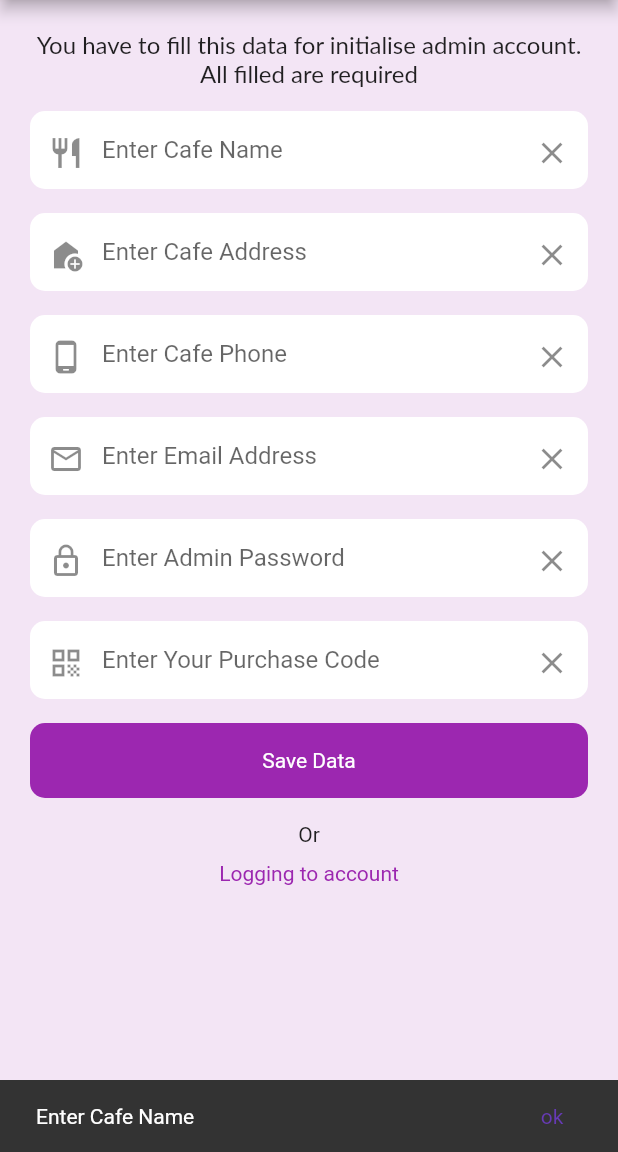
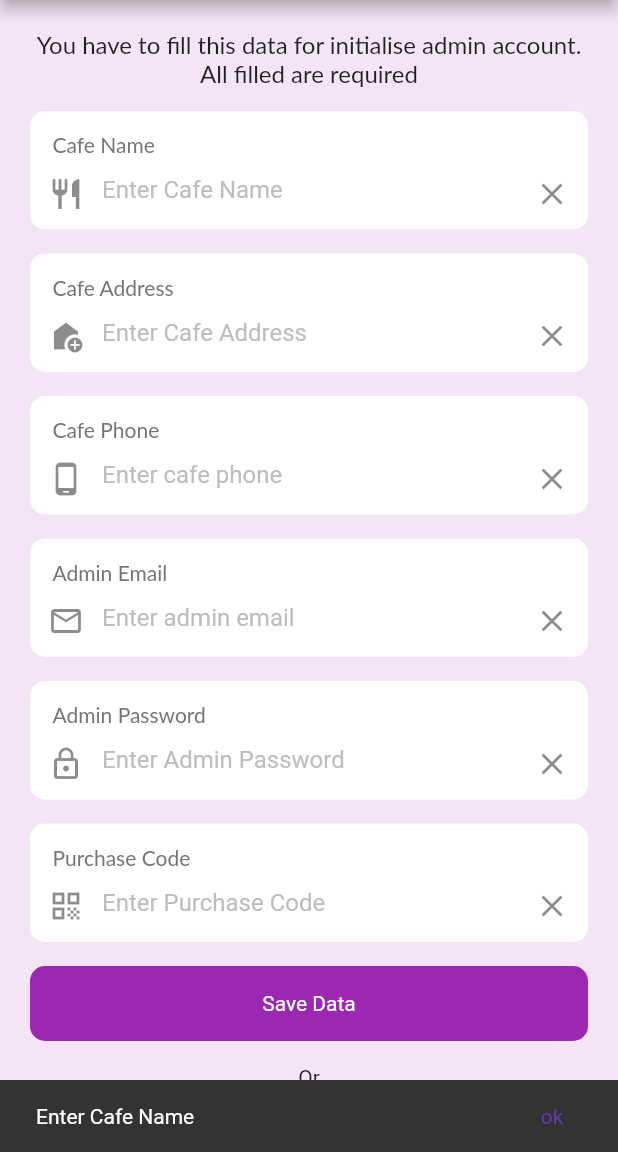
Before and after one commit to jakariya0dev/cafe21, a Flutter app: the FirstAdmin screen opened directly, after a tap on "Save Data", on a phone screen of 412 x 824 dp, the part 84-1236 px from its top. Run offline on Flutter 3.47's test engine with Material 2 defaults, Android fonts, the phone set to English and light mode, and no system bars; our stand-ins replace cloud_firestore, connectivity_plus, firebase_auth, firebase_core, shared_preferences; missing offline and left inert: blue_thermal_printer; accounts and stored records are empty.

Commit message:
working on cafe details

```diff
--- a/lib/controller/admin_dashboard_controller.dart
+++ b/lib/controller/admin_dashboard_controller.dart
@@ -223,7 +223,8 @@ class AdminDashboardController {
   }
 
   getAppUserData() async {
-    await db.collection('app_users').get().then((value) {
+    allAppUserData.clear();
+    await db.collection('app-users').get().then((value) {
       for (var doc in value.docs) {
         allAppUserData.add({
           'user-email': doc['user-email'],
--- a/lib/controller/app_user_controller.dart
+++ b/lib/controller/app_user_controller.dart
@@ -4,6 +4,21 @@ import 'package:cafe21/model/data.dart';
 class AppUserController{
 
   var db = FirebaseFirestore.instance;
+
+  addNewUser(Map user) async {
+    bool isSuccessful = false;
+    await db.collection('app-users').doc(user['user-email']).set({
+      'user-email': user['user-email'],
+      'user-password': user['user-password'],
+      'user-role': user['user-role'],
+    }).then((value) {
+      isSuccessful = true;
+    }, onError: (e) {
+      isSuccessful = false;
+      print(e);
+    });
+    return isSuccessful;
+  }
 
   deleteUser(index) async {
 
@@ -16,7 +31,27 @@ class AppUserController{
     });
     return isSuccessful;
   }
-  updateUser(index){
-    print('ud: $index');
+
+  /*
+  * Intentionally we didn't direct update here
+  * First we add new doc and then delete old one
+  * this is why, we login user via doc name which is user email
+  * */
+
+  updateUser({required Map newUser, required String oldEmail}) async {
+    bool isSuccessful = false;
+    await db.collection('app-users').doc(newUser['user-email']).set({
+      'user-email': newUser['user-email'],
+      'user-password': newUser['user-password'],
+      'user-role': newUser['user-role']
+    }).then((value) async {
+      isSuccessful = true;
+      await db.collection('app-users').doc(oldEmail).delete();
+    }, onError: (e) {
+      isSuccessful = false;
+      print(e);
+    });
+
+    return isSuccessful;
   }
 }
--- a/lib/controller/dashboard_controller.dart
+++ b/lib/controller/dashboard_controller.dart
@@ -93,11 +93,11 @@ class DashboardController{
 
   getCafeDetails() async {
 
-    var data = await db.collection('cafe_details').doc('admin').get() ;
+    var data = await db.collection('cafe-details').doc('admin').get() ;
 
     // cafeDetails = jsonDecode(data.toString());
 
-    cafeDetails.addAll({
+    cafeDetailsData.addAll({
       'admin-email' : data['admin-email'],
       'admin-password' : data['admin-password'],
       'cafe-address' : data['cafe-address'],
@@ -105,8 +105,6 @@ class DashboardController{
       'cafe-phone' : data['cafe-phone'],
       'purchase-code' : data['purchase-code'],
     });
-    print(data.id);
-    print(data['admin-email']);
 
   }
 
--- a/lib/model/data.dart
+++ b/lib/model/data.dart
@@ -10,4 +10,4 @@ List allFoodsData = [];
 List allWaiterData = [];
 List allCategoryData = [];
 List allAppUserData = [];
-Map<String, dynamic> cafeDetails = {};
+Map<String, dynamic> cafeDetailsData = {};
--- a/lib/views/admin/admin_dashboard.dart
+++ b/lib/views/admin/admin_dashboard.dart
@@ -54,16 +54,16 @@ class _AdminDashboardState extends State<AdminDashboard> {
             child: bottomNavIndex ==4 ? null : MaterialButton(
               onPressed: () {
                 if(bottomNavIndex==0){
-                  Navigator.push(context, MaterialPageRoute(builder: (context) => AddFoodPage(index: bottomNavIndex)));
+                  Navigator.pushReplacement(context, MaterialPageRoute(builder: (context) => AddFoodPage(index: bottomNavIndex)));
                 }
                 else if(bottomNavIndex==1){
                    Navigator.pushReplacement(context, MaterialPageRoute(builder: (context) => AddCategoryPage(index: bottomNavIndex)));
                 }
                 else if(bottomNavIndex==2){
-                   Navigator.push(context, MaterialPageRoute(builder: (context) => AddWaiterPage(index: bottomNavIndex)));
+                   Navigator.pushReplacement(context, MaterialPageRoute(builder: (context) => AddWaiterPage(index: bottomNavIndex)));
                 }
                 else if(bottomNavIndex==3){
-                  Navigator.push(context, MaterialPageRoute(builder: (context) => const AddUser()));
+                  Navigator.pushReplacement(context, MaterialPageRoute(builder: (context) => const AddUser()));
                 }
                 else{}
               },
--- a/lib/views/dashboard_page.dart
+++ b/lib/views/dashboard_page.dart
@@ -330,7 +330,7 @@ class _DashBoardState extends State<DashBoard> {
           UserAccountsDrawerHeader(
             currentAccountPicture: const CircleAvatar(child: Text('Logo')),
             accountName: Text(userRole.toString()),
-            accountEmail: Text(cafeDetails['cafe-name']),
+            accountEmail: Text('cafe-name'), //cafeDetails[
           ),
           Expanded(
             child: ListView(
--- a/lib/views/first_admin.dart
+++ b/lib/views/first_admin.dart
@@ -1,11 +1,9 @@
 import 'package:cafe21/controller/common_function.dart';
 import 'package:cafe21/views/dashboard_page.dart';
 import 'package:cafe21/views/login_page.dart';
-import 'package:cloud_firestore/cloud_firestore.dart';
 import 'package:flutter/material.dart';
 import 'package:shared_preferences/shared_preferences.dart';
-
-import '../controller/first_admin_controller.dart';
+import 'package:cafe21/controller/first_admin_controller.dart';
 
 class FirstAdmin extends StatefulWidget {
   const FirstAdmin({Key? key}) : super(key: key);
@@ -51,7 +49,7 @@ class _FirstAdminState extends State<FirstAdmin> {
           PopupMenuButton(
             onSelected: (value){
               if(value.toString().contains('log-in')){
-                Navigator.push(context, MaterialPageRoute(builder: (context) => const LoginPage()));
+                Navigator.pushReplacement(context, MaterialPageRoute(builder: (context) => const LoginPage()));
               }
             },
             itemBuilder: (context) {
@@ -76,10 +74,24 @@ class _FirstAdminState extends State<FirstAdmin> {
               Container(
                 padding: containerPadding,
                 decoration: containerDecoration,
-                child: TextField(
+                child: Column(
+                  crossAxisAlignment: CrossAxisAlignment.start,
+                  children: [
+                    Padding(
+                      padding: const EdgeInsets.only(left: 15, top: 10),
+                      child: Text(
+                        'Cafe Name',
+                        style: TextStyle(
+                            fontFamily: 'Lato',
+                            fontSize: 14,
+                            color: Colors.grey.shade600),
+                      ),
+                    ),
+                    TextField(
                       controller: cafeNameController,
                       decoration: InputDecoration(
                           hintText: 'Enter Cafe Name',
+                          hintStyle: TextStyle(color: Colors.grey.shade400),
                           border: InputBorder.none,
                           prefixIcon: const Icon(Icons.restaurant),
                           suffixIcon: InkWell(
@@ -89,15 +101,31 @@ class _FirstAdminState extends State<FirstAdmin> {
                               },
                               child: const Icon(Icons.clear))),
                     ),
+                  ],
+                ),
               ),
               SizedBox(height: containerGap),
               Container(
                 padding: containerPadding,
                 decoration: containerDecoration,
-                child: TextField(
+                child: Column(
+                  crossAxisAlignment: CrossAxisAlignment.start,
+                  children: [
+                    Padding(
+                      padding: const EdgeInsets.only(left: 15, top: 10),
+                      child: Text(
+                        'Cafe Address',
+                        style: TextStyle(
+                            fontFamily: 'Lato',
+                            fontSize: 14,
+                            color: Colors.grey.shade600),
+                      ),
+                    ),
+                    TextField(
                       controller: cafeAddressController,
                       decoration: InputDecoration(
                           hintText: 'Enter Cafe Address',
+                          hintStyle: TextStyle(color: Colors.grey.shade400),
                           border: InputBorder.none,
                           prefixIcon: const Icon(Icons.add_home),
                           suffixIcon: InkWell(
@@ -107,15 +135,31 @@ class _FirstAdminState extends State<FirstAdmin> {
                               },
                               child: const Icon(Icons.clear))),
                     ),
+                  ],
+                ),
               ),
               SizedBox(height: containerGap),
               Container(
                 padding: containerPadding,
                 decoration: containerDecoration,
-                child: TextField(
+                child: Column(
+                  crossAxisAlignment: CrossAxisAlignment.start,
+                  children: [
+                    Padding(
+                      padding: const EdgeInsets.only(left: 15, top: 10),
+                      child: Text(
+                        'Cafe Phone',
+                        style: TextStyle(
+                            fontFamily: 'Lato',
+                            fontSize: 14,
+                            color: Colors.grey.shade600),
+                      ),
+                    ),
+                    TextField(
                       controller: cafePhoneController,
                       decoration: InputDecoration(
-                      hintText: 'Enter Cafe Phone',
+                          hintText: 'Enter cafe phone',
+                          hintStyle: TextStyle(color: Colors.grey.shade400),
                           border: InputBorder.none,
                           prefixIcon: const Icon(Icons.phone_android_rounded),
                           suffixIcon: InkWell(
@@ -125,15 +169,31 @@ class _FirstAdminState extends State<FirstAdmin> {
                               },
                               child: const Icon(Icons.clear))),
                     ),
+                  ],
+                ),
               ),
               SizedBox(height: containerGap),
               Container(
                 padding: containerPadding,
                 decoration: containerDecoration,
-                child: TextField(
+                child: Column(
+                  crossAxisAlignment: CrossAxisAlignment.start,
+                  children: [
+                    Padding(
+                      padding: const EdgeInsets.only(left: 15, top: 10),
+                      child: Text(
+                        'Admin Email',
+                        style: TextStyle(
+                            fontFamily: 'Lato',
+                            fontSize: 14,
+                            color: Colors.grey.shade600),
+                      ),
+                    ),
+                    TextField(
                       controller: adminEmailController,
                       decoration: InputDecoration(
-                      hintText: 'Enter Email Address',
+                          hintText: 'Enter admin email',
+                          hintStyle: TextStyle(color: Colors.grey.shade400),
                           border: InputBorder.none,
                           prefixIcon: const Icon(Icons.email_outlined),
                           suffixIcon: InkWell(
@@ -143,15 +203,31 @@ class _FirstAdminState extends State<FirstAdmin> {
                               },
                               child: const Icon(Icons.clear))),
                     ),
+                  ],
+                ),
               ),
               SizedBox(height: containerGap),
               Container(
                 padding: containerPadding,
                 decoration: containerDecoration,
-                child: TextField(
+                child: Column(
+                  crossAxisAlignment: CrossAxisAlignment.start,
+                  children: [
+                    Padding(
+                      padding: const EdgeInsets.only(left: 15, top: 10),
+                      child: Text(
+                        'Admin Password',
+                        style: TextStyle(
+                            fontFamily: 'Lato',
+                            fontSize: 14,
+                            color: Colors.grey.shade600),
+                      ),
+                    ),
+                    TextField(
                       controller: cafePasswordController,
                       decoration: InputDecoration(
                           hintText: 'Enter Admin Password',
+                          hintStyle: TextStyle(color: Colors.grey.shade400),
                           border: InputBorder.none,
                           prefixIcon: const Icon(Icons.lock_outline),
                           suffixIcon: InkWell(
@@ -161,15 +237,31 @@ class _FirstAdminState extends State<FirstAdmin> {
                               },
                               child: const Icon(Icons.clear))),
                     ),
+                  ],
+                ),
               ),
               SizedBox(height: containerGap),
               Container(
                 padding: containerPadding,
                 decoration: containerDecoration,
-                child: TextField(
+                child: Column(
+                  crossAxisAlignment: CrossAxisAlignment.start,
+                  children: [
+                    Padding(
+                      padding: const EdgeInsets.only(left: 15, top: 10),
+                      child: Text(
+                        'Purchase Code',
+                        style: TextStyle(
+                            fontFamily: 'Lato',
+                            fontSize: 14,
+                            color: Colors.grey.shade600),
+                      ),
+                    ),
+                    TextField(
                       controller: purchaseCodeController,
                       decoration: InputDecoration(
-                      hintText: 'Enter Your Purchase Code',
+                          hintText: 'Enter Purchase Code',
+                          hintStyle: TextStyle(color: Colors.grey.shade400),
                           border: InputBorder.none,
                           prefixIcon: const Icon(Icons.qr_code_sharp),
                           suffixIcon: InkWell(
@@ -178,6 +270,8 @@ class _FirstAdminState extends State<FirstAdmin> {
                                 setState(() {});
                               },
                               child: const Icon(Icons.clear))),
+                    ),
+                  ],
                 ),
               ),
               SizedBox(height: containerGap),
@@ -203,7 +297,7 @@ class _FirstAdminState extends State<FirstAdmin> {
                 onTap: () {
                   Navigator.push(context, MaterialPageRoute(builder: (context) => const LoginPage()));
                 },
-                child: const Text('Logging to account', style: TextStyle(color: Colors.purple),),
+                child: const Text('Login to account', style: TextStyle(color: Colors.purple),),
               ),
               const SizedBox(height: 16),
             ],
@@ -234,23 +328,29 @@ class _FirstAdminState extends State<FirstAdmin> {
       CommonFunction().showSnackBar('Enter Purchase Code', context);
     } else {
 
+      CommonFunction().showLoadingIndicatorWithTitle(title: 'Creating Admin Account...', context: context);
+
       Map<String, dynamic> cafeDetails = {
         'cafe-name': cafeNameController.text,
         'cafe-address': cafeAddressController.text,
         'cafe-phone': cafePhoneController.text,
-        'admin-email': adminEmailController.text,
-        'admin-password': cafePasswordController.text,
-        'purchase-code' : purchaseCodeController.text
       };
 
-      bool isSuccessful = await FirstAdminController().saveCafeDetails(cafeDetails);
-      await FirstAdminController().createTestManagerAccount();
+      bool isSuccessful = await FirstAdminController().createAdminAccount(
+          email: adminEmailController.text,
+          password: cafePasswordController.text,
+          cafeDetails: cafeDetails,
+          context: context
+      );
 
       if(isSuccessful){
         await prefs.setBool('isLogged', true);
-        Navigator.push(context, MaterialPageRoute(builder: (context) => DashBoard()));
+        Navigator.pop(context);
+        // print(isSuccessful);
+        Navigator.pushReplacement(context, MaterialPageRoute(builder: (context) => DashBoard()));
       }else{
-        CommonFunction().showSnackBar('Failed to save data', context);
+        // print(isSuccessful);
+        Navigator.pop(context);
       }
 
     }
```
Also changed, not shown: lib/controller/first_admin_controller.dart (+15 -17 lines), lib/views/admin/add_user.dart (+15 -12 lines), lib/views/admin/app_user.dart (+8 -23 lines), lib/views/admin/cafe_details.dart (+22 -20 lines), lib/views/admin/update_app_user.dart (+43 -45 lines). Lines whose indentation alone changed are shown as unchanged.
